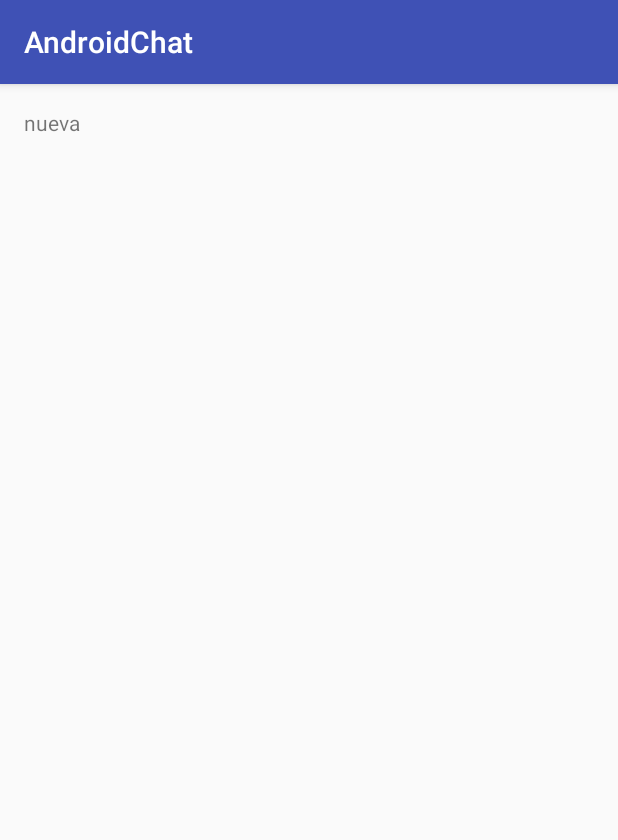
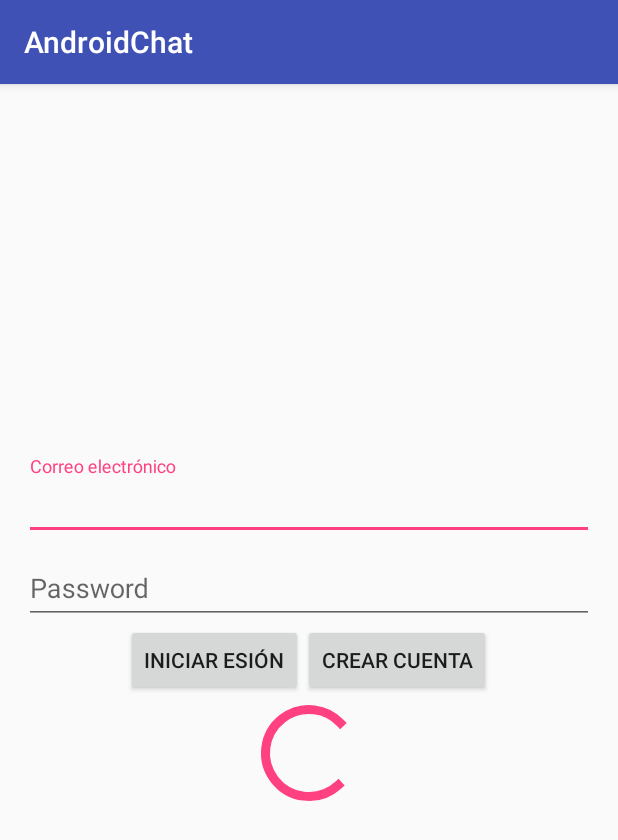
Before and after one commit to AEBU/AndroidChat, an Android app: the screen it shows after launch (LoginActivity), on a phone screen of 412 x 824 dp. Shown: the top 840 px of the screen. Run offline under Robolectric (Android 15) with nearby library versions, the phone set to English and light mode, and no system bars.

Commit message:
Creando el login

```diff
--- a/app/build.gradle
+++ b/app/build.gradle
@@ -1,12 +1,12 @@
 apply plugin: 'com.android.application'
 
 android {
-    compileSdkVersion 25
-    buildToolsVersion "25.0.0"
+    compileSdkVersion 23
+    buildToolsVersion "23.0.2"
     defaultConfig {
         applicationId "uce.optativa.androidchat"
         minSdkVersion 16
-        targetSdkVersion 25
+        targetSdkVersion 23
         versionCode 1
         versionName "1.0"
         testInstrumentationRunner "android.support.test.runner.AndroidJUnitRunner"
@@ -24,6 +24,7 @@ dependencies {
     androidTestCompile('com.android.support.test.espresso:espresso-core:2.2.2', {
         exclude group: 'com.android.support', module: 'support-annotations'
     })
-    compile 'com.android.support:appcompat-v7:25.0.0'
     testCompile 'junit:junit:4.12'
+    compile 'com.android.support:design:23.1.1'
+    compile 'com.android.support:appcompat-v7:23.+'
 }
--- a/app/src/main/res/layout/activity_login.xml
+++ b/app/src/main/res/layout/activity_login.xml
@@ -1,7 +1,7 @@
 <?xml version="1.0" encoding="utf-8"?>
 <RelativeLayout xmlns:android="http://schemas.android.com/apk/res/android"
     xmlns:tools="http://schemas.android.com/tools"
-    android:id="@+id/activity_login"
+    android:id="@+id/layoutMainContainer"
     android:layout_width="match_parent"
     android:layout_height="match_parent"
     android:paddingBottom="@dimen/activity_vertical_margin"
@@ -9,9 +9,66 @@
     android:paddingRight="@dimen/activity_horizontal_margin"
     android:paddingTop="@dimen/activity_vertical_margin"
     tools:context="uce.optativa.androidchat.LoginActivity">
+    <android.support.design.widget.TextInputLayout
+        android:layout_width="match_parent"
+        android:layout_height="wrap_content"
+        android:layout_above="@+id/wrapperPassword">
 
-    <TextView
+        <EditText
+            android:layout_width="match_parent"
+            android:layout_height="wrap_content"
+            android:inputType="textPersonName"
+            android:ems="10"
+            android:hint="@string/login.message.email"
+            android:id="@+id/editTxtEmail" />
+    </android.support.design.widget.TextInputLayout>
+
+
+    <android.support.design.widget.TextInputLayout
+        android:layout_width="match_parent"
+        android:layout_height="wrap_content"
+        android:id="@+id/wrapperPassword"
+        android:layout_above="@+id/layoutButtons">
+        <EditText
+            android:layout_width="match_parent"
+            android:layout_height="wrap_content"
+            android:inputType="textPassword"
+            android:ems="10"
+            android:hint="@string/login.message.password"
+            android:id="@+id/editTxtPassword"
+            android:layout_below="@+id/editTxtEmail"
+            android:layout_centerHorizontal="true"
+            />
+    </android.support.design.widget.TextInputLayout>
+
+    <LinearLayout
+        android:orientation="horizontal"
         android:layout_width="wrap_content"
         android:layout_height="wrap_content"
-        android:text="nueva" />
+        android:id="@+id/layoutButtons"
+        android:layout_centerInParent="true">
+
+        <Button
+            android:text="@string/login.message.signin"
+            android:layout_width="wrap_content"
+            android:layout_height="wrap_content"
+            android:id="@+id/btnSignin"
+            />
+
+        <Button
+            android:text="@string/login.message.signup"
+            android:layout_width="wrap_content"
+            android:layout_height="wrap_content"
+            android:id="@+id/btnSignup" />
+
+    </LinearLayout>
+
+    <ProgressBar
+        style="?android:attr/progressBarStyleLarge"
+        android:layout_width="wrap_content"
+        android:layout_height="wrap_content"
+        android:id="@+id/progressBar"
+        android:layout_below="@+id/layoutButtons"
+        android:layout_centerHorizontal="true"/>
+
 </RelativeLayout>
--- a/app/src/main/res/values/strings.xml
+++ b/app/src/main/res/values/strings.xml
@@ -1,3 +1,7 @@
 <resources>
     <string name="app_name">AndroidChat</string>
+    <string name="login.message.email">Correo electrónico</string>
+    <string name="login.message.password">Password</string>
+    <string name="login.message.signin">Iniciar esión</string>
+    <string name="login.message.signup">Crear cuenta</string>
 </resources>
--- a/build.gradle
+++ b/build.gradle
@@ -21,3 +21,11 @@ allprojects {
 task clean(type: Delete) {
     delete rootProject.buildDir
 }
+ext{
+    compileSdkVersion = 23
+    minSdkVersion = 16
+    targetSdkVersion = 23
+    buildToolsVersion = '23.0.2'
+    supportLibraryVersion = '24.1.1'
+    butterknifeVersion = '7.0.1'
+}
```
